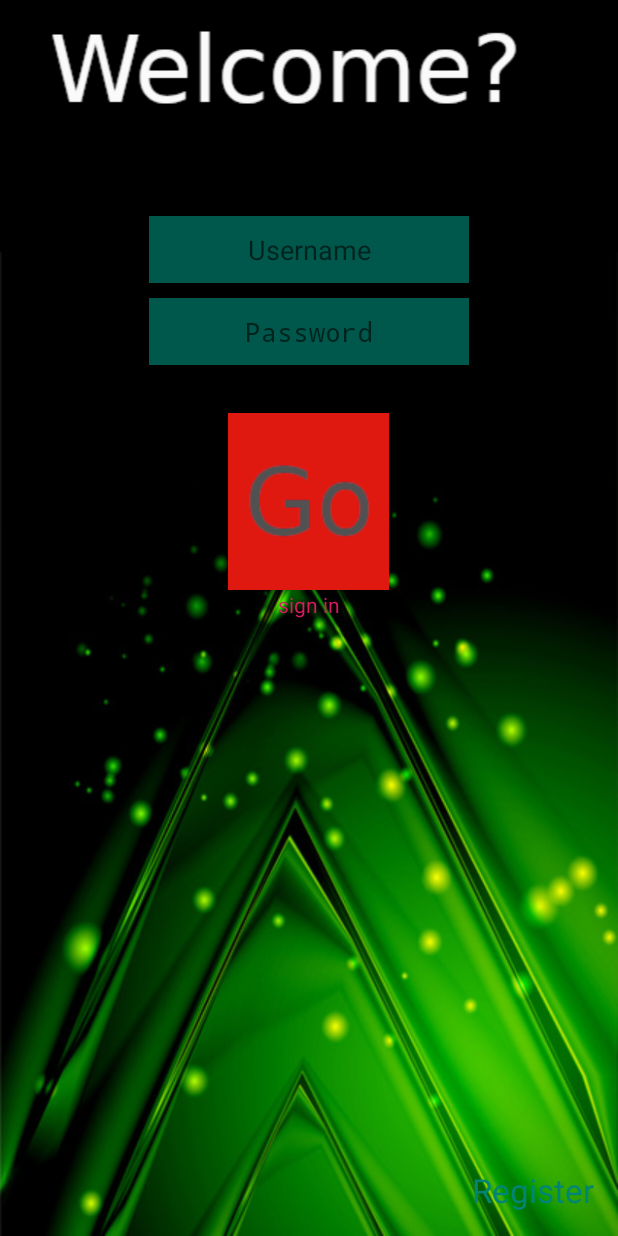
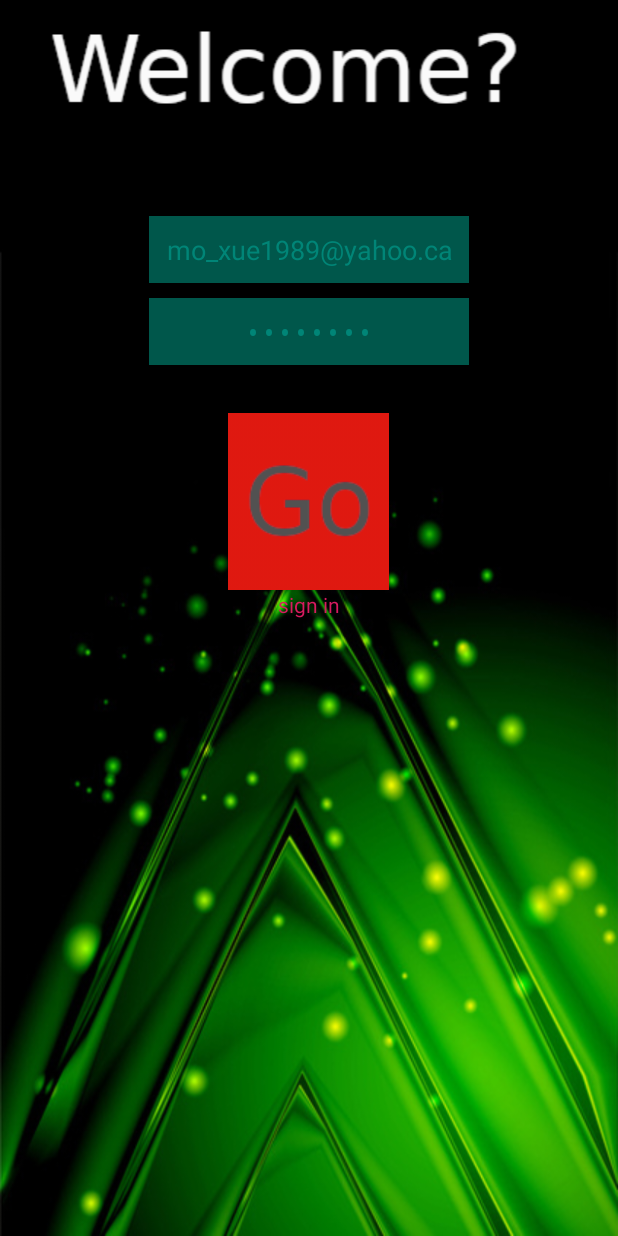
Before and after one commit to moxue1989/WallFly, an Android app: the screen it shows after launch (LoginActivity), after a tap on an icon or button, on a phone screen of 412 x 824 dp. Run offline under Robolectric (Android 15) with nearby library versions, the phone set to English and light mode, and no system bars; our stand-ins replace Firebase (no records; nobody signed in at launch, a user with empty details on screens opened directly).

Commit message:
read files and refactor

```diff
--- a/app/src/main/AndroidManifest.xml
+++ b/app/src/main/AndroidManifest.xml
@@ -28,8 +28,6 @@
             </intent-filter>
         </activity>
         <activity android:name=".LoginActivity" />
-        <activity android:name=".RegisterActivity" />
-        <activity android:name=".TwoFactorActivity" />
         <activity android:name=".MainActivity" />
         <activity android:name=".MenuActivity" />
         <activity
--- a/app/src/main/java/com/example/mo/test/DbConnection.java
+++ b/app/src/main/java/com/example/mo/test/DbConnection.java
@@ -1,51 +1,8 @@
 package com.example.mo.test;
 
-import android.content.Context;
-import android.database.sqlite.SQLiteDatabase;
-import android.database.sqlite.SQLiteOpenHelper;
-
-public class DbConnection extends SQLiteOpenHelper {
-    public static final int DATABASE_VERSION = 1;
-    public static final String DATABASE_NAME = "FeedReader.db";
-
-    private static final String SQL_INSERT_ENTRY = new StringBuilder("INSERT INTO ")
-            .append(user_schema.columns.TABLE_NAME)
-            .append(" (")
-            .append(user_schema.columns.COLUMN_USERNAME)
-            .append(",")
-            .append(user_schema.columns.COLUMN_PASSWORD_HASHED)
-            .append(") VALUES (?,?)").toString();
-
-    private static final String SQL_CREATE_ENTRIES = new StringBuilder("CREATE TABLE ")
-            .append(user_schema.columns.TABLE_NAME)
-            .append(" (")
-            .append(user_schema.columns._ID)
-            .append(" INTEGER PRIMARY KEY,")
-            .append(user_schema.columns.COLUMN_USERNAME)
-            .append(" TEXT,")
-            .append(user_schema.columns.COLUMN_PASSWORD_HASHED)
-            .append(" TEXT)").toString();
-
-    private static final String SQL_DELETE_ENTRIES = new StringBuilder("DROP TABLE IF EXISTS ")
-            .append(user_schema.columns.TABLE_NAME).toString();
-
-
-    public DbConnection(Context context) {
-        super(context, DATABASE_NAME, null, DATABASE_VERSION);
-    }
-
-    public void onCreate(SQLiteDatabase db) {
-        db.execSQL(SQL_CREATE_ENTRIES);
-    }
-
-    public void onUpgrade(SQLiteDatabase db, int oldVersion, int newVersion) {
-        // This database is only a cache for online data, so its upgrade policy is
-        // to simply to discard the data and start over
-        db.execSQL(SQL_DELETE_ENTRIES);
-        onCreate(db);
-    }
-
-    public void onDowngrade(SQLiteDatabase db, int oldVersion, int newVersion) {
-        onUpgrade(db, oldVersion, newVersion);
-    }
+public class DbConnection {
+    public static final String storageConnectionString = "DefaultEndpointsProtocol=https;" +
+            "AccountName=mogeneral;" +
+            "AccountKey=WfpQSA5fHzhezp0OCjjVnJjNytggrmaBv+BUjIX4+JH6c75kPflcQu0RTIMUTSPeBPmGEyubnaRPDHL8OOLoIw==;" +
+            "EndpointSuffix=core.windows.net";
 }
--- a/app/src/main/java/com/example/mo/test/LoginActivity.java
+++ b/app/src/main/java/com/example/mo/test/LoginActivity.java
@@ -1,18 +1,25 @@
 package com.example.mo.test;
 
+import android.app.Activity;
 import android.content.Intent;
 import android.database.Cursor;
 import android.database.sqlite.SQLiteDatabase;
 import android.os.Bundle;
+import android.support.annotation.NonNull;
 import android.view.View;
 import android.widget.Button;
 import android.widget.EditText;
 import android.widget.TextView;
 import android.widget.Toast;
 
-public class LoginActivity extends RegisterActivity {
-    private DbConnection dbHelper;
-    private SQLiteDatabase db;
+import com.google.android.gms.tasks.OnCompleteListener;
+import com.google.android.gms.tasks.Task;
+import com.google.firebase.auth.AuthResult;
+import com.google.firebase.auth.FirebaseAuth;
+import com.google.firebase.auth.FirebaseUser;
+
+public class LoginActivity extends Activity {
+    private FirebaseAuth mAuth;
 
     private EditText _etUsername;
     private EditText _etPassword;
@@ -22,59 +29,47 @@ public class LoginActivity extends RegisterActivity {
         super.onCreate(savedInstanceState);
         setContentView(R.layout.activity_login);
 
-        dbHelper = new DbConnection(getApplicationContext());
-        db = dbHelper.getReadableDatabase();
+        _etUsername = findViewById(R.id._loginUsername);
+        _etPassword = findViewById(R.id._loginPassword);
 
-        _etUsername = (EditText) findViewById(R.id._loginUsername);
-        _etPassword = (EditText) findViewById(R.id._loginPassword);
+        _etUsername.setText("mo_xue1989@yahoo.ca");
+        _etPassword.setText("password");
 
-        TextView _registerLink = (TextView) findViewById(R.id._tvRegister);
-        _registerLink.setOnClickListener(new View.OnClickListener() {
-            @Override
-            public void onClick(View v) {
-                Intent newRegisterIntent = new Intent(LoginActivity.this, RegisterActivity.class);
-                startActivityForResult(newRegisterIntent, 1);
-            }
-        });
-
-        Button _loginBtn = (Button) findViewById(R.id._btnSignIn);
+        Button _loginBtn = findViewById(R.id._btnSignIn);
         _loginBtn.setOnClickListener(new View.OnClickListener() {
             @Override
             public void onClick(View v) {
-                if (hasValidCredentials()) {
-                    Intent i = new Intent(LoginActivity.this, TwoFactorActivity.class);
-                    i.putExtra("_username",_etUsername.getText().toString());
-                    _etPassword.setText("");
-                    _etUsername.setText("");
-                    startActivity(i);
+                if(_etUsername.getText().toString().isEmpty()||
+                        _etPassword.getText().toString().isEmpty()){
+                    Toast.makeText(getApplicationContext(), "You must enter a username and password",
+                            Toast.LENGTH_SHORT).show();
+                    return;
                 }
+                if (mAuth == null) {
+                    mAuth = FirebaseAuth.getInstance();
+                }
+                mAuth.signInWithEmailAndPassword(_etUsername.getText().toString(), _etPassword.getText().toString())
+                        .addOnCompleteListener(new OnCompleteListener<AuthResult>() {
+                            @Override
+                            public void onComplete(@NonNull Task<AuthResult> task) {
+                                if (task.isSuccessful()) {
+                                    // Sign in success, update UI with the signed-in user's information
+                                    FirebaseUser user = mAuth.getCurrentUser();
+                                    Toast.makeText(getApplicationContext(), user.getEmail(),
+                                            Toast.LENGTH_SHORT).show();
+                                    Intent i = new Intent(LoginActivity.this, MenuActivity.class);
+                                    i.putExtra("_username", _etUsername.getText().toString());
+                                    _etPassword.setText("");
+                                    _etUsername.setText("");
+                                    startActivity(i);
+                                } else {
+                                    // If sign in fails, display a message to the user.
+                                    Toast.makeText(getApplicationContext(), "Authentication failed.",
+                                            Toast.LENGTH_SHORT).show();
+                                }
+                            }
+                        });
             }
         });
     }
-
-    private boolean hasValidCredentials() {
-        String SQL_SELECT_USERNAME = new StringBuilder("SELECT ")
-                .append(user_schema.columns.COLUMN_USERNAME)
-                .append(" FROM ")
-                .append(user_schema.columns.TABLE_NAME)
-                .append(" WHERE ")
-                .append(user_schema.columns.COLUMN_USERNAME)
-                .append("='")
-                .append(_etUsername.getText().toString())
-                .append("'")
-                .append(" AND ")
-                .append(user_schema.columns.COLUMN_PASSWORD_HASHED)
-                .append("='")
-                .append(_etPassword.getText().toString())
-                .append("'").toString();
-        Cursor resultSet = db.rawQuery(SQL_SELECT_USERNAME, null);
-        if (resultSet.getCount() == 0) {
-            resultSet.close();
-            Toast.makeText(getApplicationContext(), "Invalid credentials", Toast.LENGTH_LONG).show();
-            return false;
-        }
-        resultSet.close();
-        Toast.makeText(getApplicationContext(), "Proceed to two factor authentication", Toast.LENGTH_LONG).show();
-        return true;
-    }
 }
--- a/app/src/main/java/com/example/mo/test/RegisterActivity.java
+++ /dev/null
@@ -1,119 +0,0 @@
-package com.example.mo.test;
-
-import android.app.Activity;
-import android.content.ContentValues;
-import android.content.Intent;
-import android.database.Cursor;
-import android.database.sqlite.SQLiteDatabase;
-import android.os.Bundle;
-import android.view.View;
-import android.widget.Button;
-import android.widget.EditText;
-import android.widget.TextView;
-import android.widget.Toast;
-
-public class RegisterActivity extends Activity {
-    private DbConnection dbHelper;
-    private SQLiteDatabase db;
-
-    private EditText _etUsername;
-    private EditText _etPassword;
-    private EditText _etPasswordVerify;
-
-    // Registration Activity! *S
-    @Override
-    protected void onCreate(Bundle savedInstanceState) {
-        super.onCreate(savedInstanceState);
-        setContentView(R.layout.activity_register);
-
-        dbHelper = new DbConnection(getApplicationContext());
-        db = dbHelper.getReadableDatabase();
-
-        // Edit text field for Age, Name, Username and Password
-        // Can add some extras here. Need to update UI
-        _etUsername = (EditText) findViewById(R.id._username);
-
-        _etPassword = (EditText) findViewById(R.id._password);
-        _etPasswordVerify = (EditText) findViewById(R.id._passwordVerify);
-
-        final TextView _tvCancel = (TextView) findViewById(R.id._tvCancel);
-        _tvCancel.setOnClickListener(new View.OnClickListener() {
-            @Override
-            public void onClick(View view) {
-                if (db.isOpen()) {
-                    db.close();
-                }
-                dbHelper.close();
-                setResult(RESULT_CANCELED, new Intent());
-                finish();
-            }
-        });
-
-        // Button to register if not already
-        final Button _btnRegister = (Button) findViewById(R.id._btnRegister);
-        _btnRegister.setOnClickListener(new View.OnClickListener() {
-            @Override
-            public void onClick(View view) {
-                if (hasValidUsername()) {
-                    if (hasMatchingPassword()) {
-                        //Checked for legal and unique username
-                        //Checked matching password
-                        //Allowed to register
-
-                        // Create a new map of values, where column names are the keys
-                        ContentValues values = new ContentValues();
-                        values.put(user_schema.columns.COLUMN_USERNAME, _etUsername.getText().toString());
-                        values.put(user_schema.columns.COLUMN_PASSWORD_HASHED, _etPassword.getText().toString());
-
-                        // Insert the new row, returning the primary key value of the new row
-                        long newRowId = db.insert(user_schema.columns.TABLE_NAME, null, values);
-                        db.close();
-                        dbHelper.close();
-                        setResult(RESULT_OK, new Intent());
-                        finish();
-                    } else {
-                        Toast.makeText(getApplicationContext(), "Passwords must match", Toast.LENGTH_LONG).show();
-                    }
-                }
-            }
-        });
-    }
-
-    private boolean hasValidUsername() {
-        if (hasLegalCharacters()) {
-            if (isUnique()) {
-                return true;
-            }
-        }
-        return false;
-    }
-
-    private boolean isUnique() {
-        String SQL_SELECT_USERNAME = new StringBuilder("SELECT ")
-                .append(user_schema.columns.COLUMN_USERNAME)
-                .append(" FROM ")
-                .append(user_schema.columns.TABLE_NAME)
-                .append(" WHERE ")
-                .append(user_schema.columns.COLUMN_USERNAME)
-                .append("='")
-                .append(_etUsername.getText().toString())
-                .append("'").toString();
-        Cursor resultSet = db.rawQuery(SQL_SELECT_USERNAME, null);
-        if (resultSet.getCount() == 0) {
-            resultSet.close();
-            return true;
-        }
-        resultSet.close();
-        Toast.makeText(getApplicationContext(), "Username taken", Toast.LENGTH_LONG).show();
-        return false;
-    }
-
-    private boolean hasLegalCharacters() {
-        return true;
-    }
-
-    private boolean hasMatchingPassword() {
-        return _etPassword.getText().toString()
-                .equals(_etPasswordVerify.getText().toString());
-    }
-}
--- a/app/src/main/res/layout/activity_login.xml
+++ b/app/src/main/res/layout/activity_login.xml
@@ -62,17 +62,5 @@
         android:layout_width="match_parent"
         android:layout_height="fill_parent">
 
-        <TextView
-            android:id="@+id/_tvRegister"
-            android:layout_width="wrap_content"
-            android:layout_height="wrap_content"
-            android:layout_alignParentBottom="true"
-            android:layout_alignParentRight="true"
-            android:paddingBottom="16dp"
-            android:paddingRight="16dp"
-            android:text="Register"
-            android:textAppearance="?android:attr/textAppearanceLarge"
-            android:textColor="@color/colorPrimary" />
-
     </RelativeLayout>
 </LinearLayout>
--- a/app/src/main/res/layout/activity_main.xml
+++ b/app/src/main/res/layout/activity_main.xml
@@ -20,7 +20,10 @@
 
     </android.support.design.widget.AppBarLayout>
 
-    <include layout="@layout/content_main" />
+    <include layout="@layout/content_main"
+        android:layout_height="match_parent"
+        android:layout_width="match_parent"
+        android:layout_marginTop="50dp"/>
 
     <android.support.design.widget.FloatingActionButton
         android:id="@+id/fab2"
```
Also changed, not shown: app/src/main/java/com/example/mo/test/FileUploader.java (+4 -18 lines), app/src/main/java/com/example/mo/test/MainActivity.java (+13 -22 lines), app/src/main/java/com/example/mo/test/StorageInteraction.java (added, +22 -0 lines), app/src/main/java/com/example/mo/test/StorageReader.java (added, +28 -0 lines), app/src/main/java/com/example/mo/test/TwoFactorActivity.java (deleted, +0 -70 lines), app/src/main/res/layout/activity_register.xml (deleted, +0 -78 lines), app/src/main/res/layout/activity_twofactor.xml (deleted, +0 -77 lines), app/src/main/res/layout/content_main.xml (+13 -17 lines), app/src/main/res/layout/listitem_file.xml (added, +10 -0 lines).
